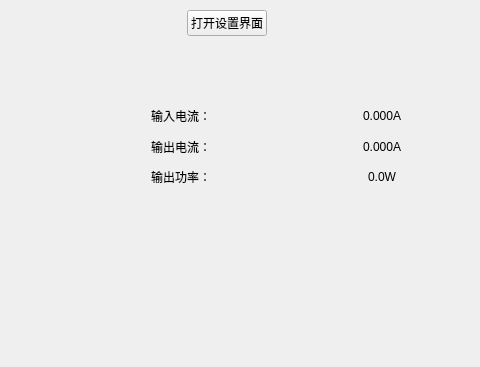
Before: the Qt Designer form main.ui in benqiamzi/half_bridge_DCDC, drawn with Qt 5; both pictures show x 320 to 800 and y 0 to 367 of the 800 by 600 pixel window.
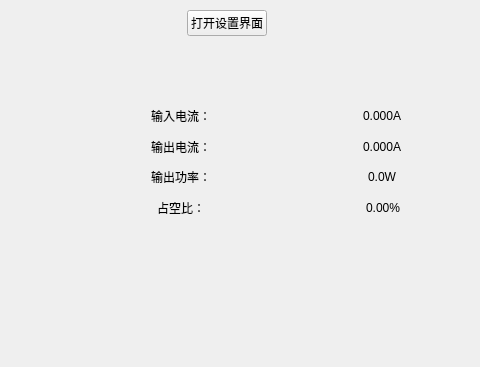
After: the same form once the commit is applied.

What changed in the file:
```diff
--- a/main.ui
+++ b/main.ui
@@ -216,6 +216,20 @@
          </property>
         </widget>
        </item>
+       <item row="5" column="2" alignment="Qt::AlignHCenter">
+        <widget class="QLabel" name="label_8">
+         <property name="text">
+          <string>占空比：</string>
+         </property>
+        </widget>
+       </item>
+       <item row="5" column="3" alignment="Qt::AlignHCenter">
+        <widget class="QLabel" name="duty">
+         <property name="text">
+          <string>0.00%</string>
+         </property>
+        </widget>
+       </item>
       </layout>
      </item>
     </layout>
```
